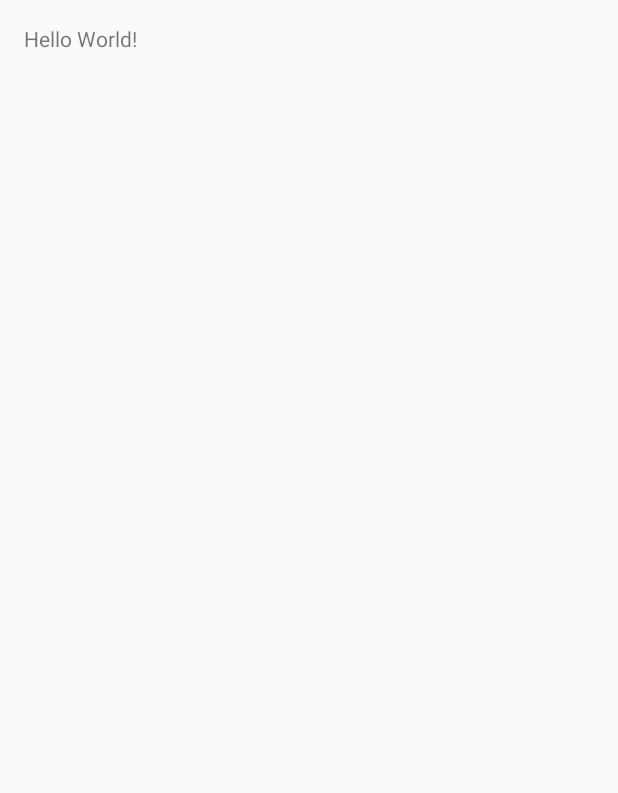
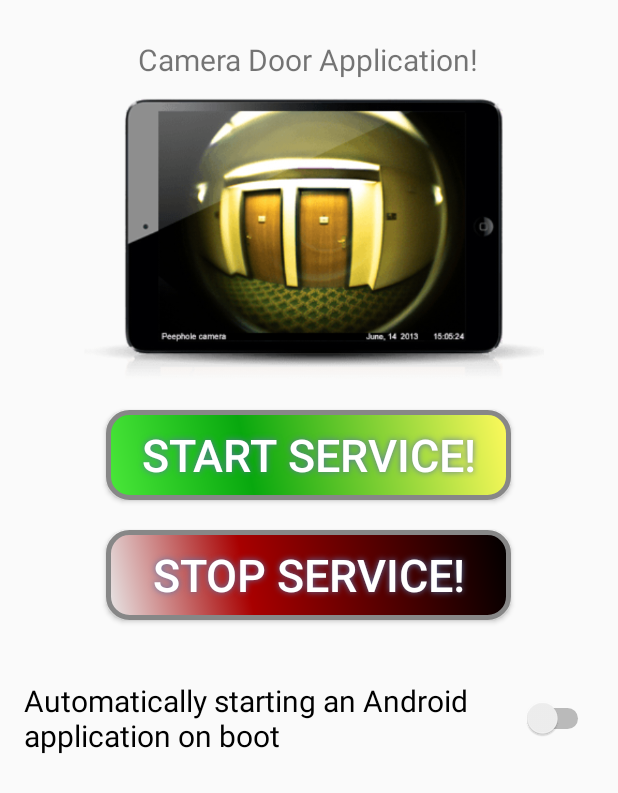
Before and after one commit to vaginessa/DoorCameraSpecialProject, an Android app: the screen it shows after launch (MainActivity), on a phone screen of 412 x 824 dp. Before the commit the part shown is almost empty. Shown: the top 793 px of the screen. Run offline under Robolectric (Android 15) with nearby library versions, the phone set to English and light mode, and no system bars.

Commit message:
add design application like buttons, image, switch element

```diff
--- /dev/null
+++ b/app/src/main/res/drawable/start_button.xml
@@ -0,0 +1,28 @@
+<?xml version="1.0" encoding="utf-8"?>
+<shape xmlns:android="http://schemas.android.com/apk/res/android" android:shape="rectangle" >
+    <corners
+        android:radius="14dp"
+        />
+    <gradient
+        android:angle="45"
+        android:centerX="35%"
+        android:centerColor="#08A80E"
+        android:startColor="#4BE83A"
+        android:endColor="#FFFA5C"
+        android:type="linear"
+        />
+    <padding
+        android:left="0dp"
+        android:top="0dp"
+        android:right="0dp"
+        android:bottom="0dp"
+        />
+    <size
+        android:width="270dp"
+        android:height="60dp"
+        />
+    <stroke
+        android:width="3dp"
+        android:color="#878787"
+        />
+</shape>
--- /dev/null
+++ b/app/src/main/res/drawable/stop_button.xml
@@ -0,0 +1,28 @@
+<?xml version="1.0" encoding="utf-8"?>
+<shape xmlns:android="http://schemas.android.com/apk/res/android" android:shape="rectangle" >
+    <corners
+        android:radius="14dp"
+        />
+    <gradient
+        android:angle="45"
+        android:centerX="35%"
+        android:centerColor="#A80000"
+        android:startColor="#E8E8E8"
+        android:endColor="#000000"
+        android:type="linear"
+        />
+    <padding
+        android:left="0dp"
+        android:top="0dp"
+        android:right="0dp"
+        android:bottom="0dp"
+        />
+    <size
+        android:width="270dp"
+        android:height="60dp"
+        />
+    <stroke
+        android:width="3dp"
+        android:color="#878787"
+        />
+</shape>
--- a/app/src/main/res/layout/activity_main.xml
+++ b/app/src/main/res/layout/activity_main.xml
@@ -13,5 +13,73 @@
     <TextView
         android:layout_width="wrap_content"
         android:layout_height="wrap_content"
-        android:text="Hello World!" />
+        android:typeface="sans"
+        android:text="@string/main_text"
+        android:id="@+id/textView"
+        android:layout_alignParentTop="true"
+        android:layout_marginTop="10dp"
+        android:textSize="20sp"
+        android:layout_centerHorizontal="true" />
+
+    <ImageView
+        android:layout_width="wrap_content"
+        android:layout_height="200dp"
+        android:id="@+id/imageView"
+        android:layout_below="@+id/textView"
+        android:layout_marginTop="10dp"
+        android:layout_centerHorizontal="true"
+        android:contentDescription="@string/imageDescription"
+        android:src="@drawable/frontdoorcamera"/>
+
+    <Button
+        android:id="@+id/start_service"
+        android:text="@string/start_service"
+        android:textColor="#FFFFFF"
+        android:textSize="30sp"
+        android:layout_width="270dp"
+        android:layout_height="60dp"
+        android:background="@drawable/start_button"
+        android:shadowColor="#5C76A8"
+        android:shadowDx="0"
+        android:shadowDy="0"
+        android:shadowRadius="5"
+        android:onClick="clickOnstartService"
+        android:layout_below="@+id/imageView"
+        android:layout_marginTop="10dp"
+        android:layout_centerHorizontal="true" />
+
+    <Button
+        android:id="@+id/stop_service"
+        android:text="@string/stop_service"
+        android:textColor="#FFFFFF"
+        android:textSize="30sp"
+        android:layout_width="270dp"
+        android:layout_height="60dp"
+        android:background="@drawable/stop_button"
+        android:shadowColor="#5C76A8"
+        android:shadowDx="0"
+        android:shadowDy="0"
+        android:shadowRadius="5"
+        android:onClick="clickOnStopService"
+        android:layout_marginTop="20dp"
+        android:layout_below="@+id/start_service"
+        android:layout_centerHorizontal="true"
+         />
+
+
+    <Switch
+        android:layout_width="wrap_content"
+        android:layout_height="wrap_content"
+        android:text="@string/switch1"
+        android:id="@+id/switch1"
+        android:layout_below="@+id/stop_service"
+        android:layout_alignParentLeft="true"
+        android:layout_alignParentStart="true"
+        android:layout_marginTop="40dp"
+        android:textSize="20sp"
+        android:typeface="sans"
+        android:layout_alignParentRight="false"
+        android:layout_alignParentEnd="true" />
+
+
 </RelativeLayout>
--- a/app/src/main/res/values/strings.xml
+++ b/app/src/main/res/values/strings.xml
@@ -1,4 +1,9 @@
 <resources>
     <string name="app_name">DoorCameraAndroidSpecialProject</string>
     <string name="action_settings">Settings</string>
+    <string name="stop_service">Stop service!</string>
+    <string name="start_service">Start service!</string>
+    <string name="main_text">Camera Door Application!</string>
+    <string name="switch1">Automatically starting an Android application on boot</string>
+    <string name="imageDescription">logo</string>
 </resources>
```
Also changed, not shown: app/src/main/res/drawable/frontdoorcamera.png (added).
